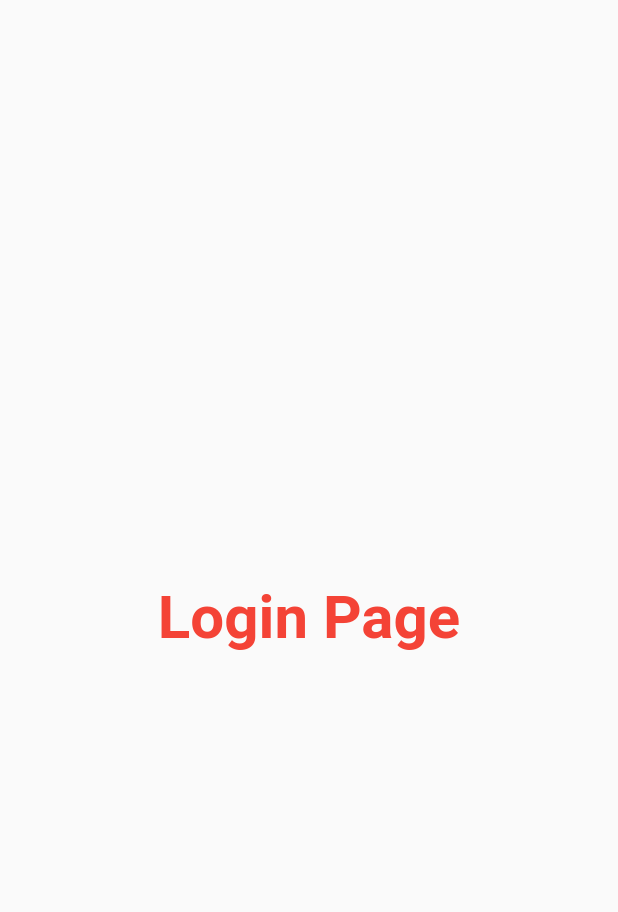
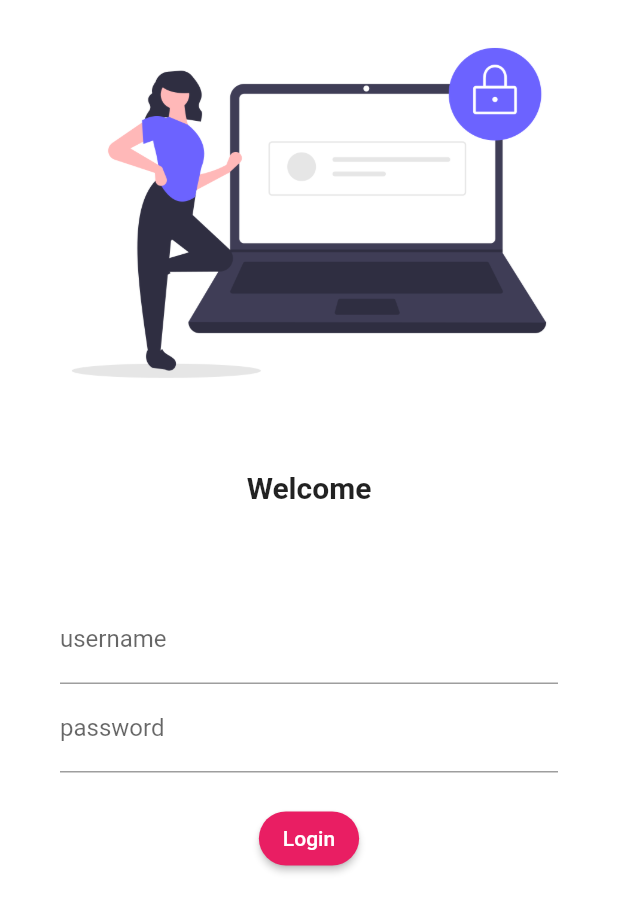
Before and after one commit to muhammadawaisyaseen/MyFlutter-Application, a Flutter app: the screen it shows after launch, on a phone screen of 412 x 824 dp. Shown: the top 912 px of the screen. Run offline on Flutter 3.47's test engine with Material 2 defaults, Android fonts, the phone set to English and light mode, and no system bars; our stand-ins replace google_fonts; Roboto replaces fonts that are missing (Padauk).

Commit message:
Day4 completed

```diff
--- a/lib/login_page.dart
+++ b/lib/login_page.dart
@@ -4,12 +4,56 @@ class LoginPage extends StatelessWidget {
   @override
   Widget build(BuildContext context) {
     return Material(
-      child: Center(
-        child: Text(
-          "Login Page",
-          style: TextStyle(
-              color: Colors.red, fontWeight: FontWeight.bold, fontSize: 40),
-        ),
+      color: Colors.white,
+      child: Column(
+        children: [
+          Image.asset(
+            "myassets/images/login.png",
+            fit: BoxFit.cover,
+          ),
+          SizedBox(
+            height: 30,
+          ),
+          Text(
+            "Welcome",
+            style: TextStyle(
+              fontWeight: FontWeight.bold,
+              fontSize: 20,
+            ),
+          ),
+          SizedBox(
+            height: 30,
+          ),
+          Padding(
+            padding: const EdgeInsets.symmetric(vertical: 30, horizontal: 40),
+            child: Column(
+              children: [
+                TextFormField(
+                  decoration: InputDecoration(labelText: "username"),
+                ),
+                TextFormField(
+                  decoration: InputDecoration(
+                    labelText: "password",
+                  ),
+                ),
+                SizedBox(
+                  height: 20,
+                ),
+                ElevatedButton(
+                    style: ButtonStyle(
+                        shape:
+                            MaterialStateProperty.all<RoundedRectangleBorder>(
+                                RoundedRectangleBorder(
+                      borderRadius: BorderRadius.circular(20.0),
+                    ))),
+                    onPressed: () {
+                      print("Awais yaseen");
+                    },
+                    child: Text("Login")),
+              ],
+            ),
+          ),
+        ],
       ),
     );
   }
--- a/lib/main.dart
+++ b/lib/main.dart
@@ -2,6 +2,7 @@ import 'package:flutter/material.dart';
 import 'package:flutter_catalog/login_page.dart';
 import 'package:flutter_catalog/pages/home_page.dart';
 import 'pages/home_page.dart';
+import 'package:google_fonts/google_fonts.dart';
 
 void main() {
   runApp(MyApp());
@@ -16,9 +17,12 @@ class MyApp extends StatelessWidget {
   Widget build(BuildContext context) {
     return MaterialApp(
       themeMode: ThemeMode.light,
-      theme: ThemeData(primarySwatch: Colors.pink),
+      theme: ThemeData(
+        primarySwatch: Colors.pink,
+        fontFamily: GoogleFonts.padauk().fontFamily,
+      ),
       darkTheme: ThemeData(primarySwatch: Colors.brown),
-      initialRoute: "/loginpage",
+      initialRoute: "/",
       routes: {
         '/': (context) => LoginPage(),
         "/loginpage": (context) => LoginPage(),
```
Also changed, not shown: pubspec.yaml (+4 -6 lines), myassets/images/login.png (added), pubspec.lock.
